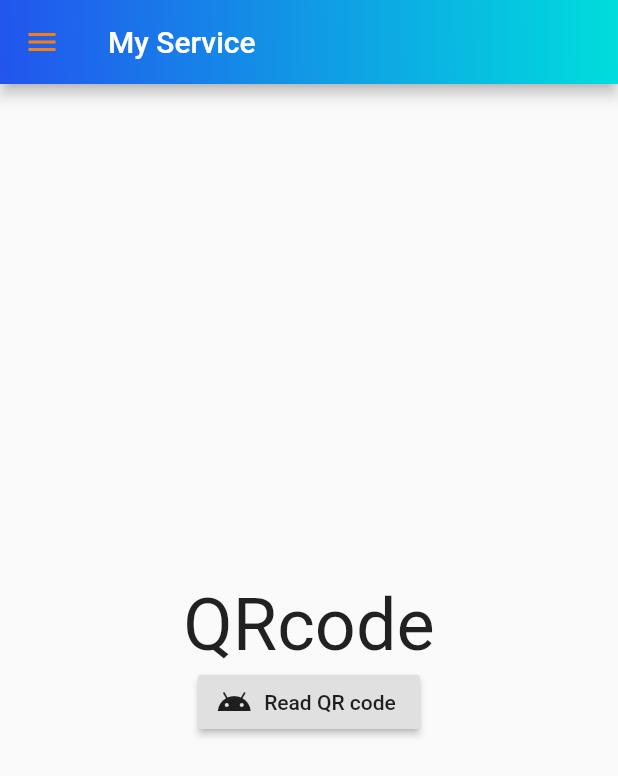
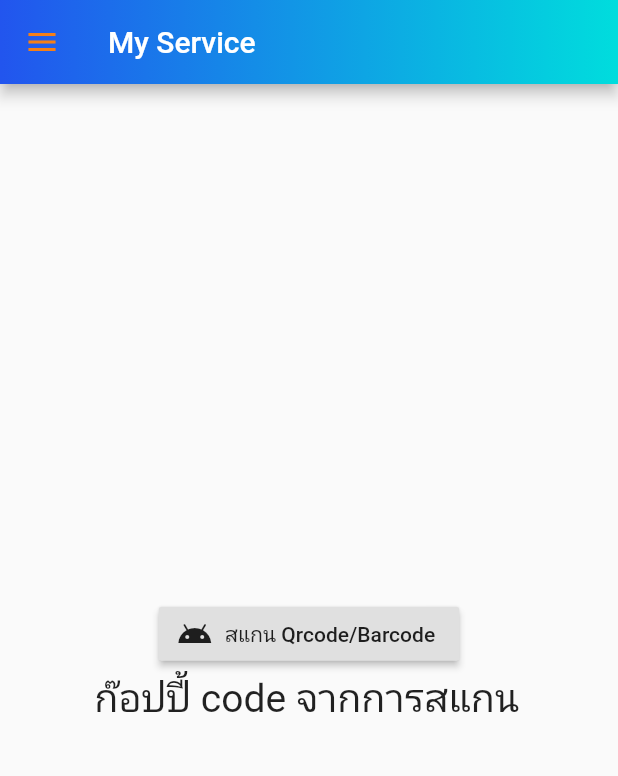
Before and after one commit to jakapun/timestamp, a Flutter app: the screen it shows after launch, in the side drawer, after a tap on "สแกน Qrcode/Barcode", on a phone screen of 412 x 824 dp. Shown: the top 776 px of the screen. Run offline on Flutter 3.47's test engine with Material 2 defaults, Android fonts, the phone set to English and light mode, and no system bars; our stand-ins replace image_picker, location; missing offline and left inert: barcode_scan.

```diff
--- a/lib/screens/my_home.dart
+++ b/lib/screens/my_home.dart
@@ -9,7 +9,16 @@ class _MyHomeState extends State<MyHome> {
   // Explicit
   String codeCenter = 'ยินดีต้อนรับ \r\n กรุณากด Icon \'แฮมเบอร์เกอร์\' มุมซ้ายบน \r\n หรือ slide หน้าจอจากขอบด้านซ้ายไปขวา';
 
+
   // Method
+  Widget showImage() {
+    return Container(
+      margin: EdgeInsets.only(top: 50.0),
+      height: 200.0,
+      child: codeCenter == null ? Image.asset('images/pic.png') : Image.asset('images/pic.png'),
+    );
+  }
+
   Widget showText() {
     return Container(
       alignment: Alignment.center,
@@ -26,6 +35,7 @@ class _MyHomeState extends State<MyHome> {
       child: Column(
         mainAxisAlignment: MainAxisAlignment.center,
         children: <Widget>[
+          showImage(),
           showText(),
         ],
       ),
--- a/lib/screens/qrbarcode.dart
+++ b/lib/screens/qrbarcode.dart
@@ -4,23 +4,21 @@ import 'package:barcode_scan/barcode_scan.dart';
 // QrBarcode
 
 class QrBarcode extends StatefulWidget {
-
   @override
   _QrBarcodeState createState() => _QrBarcodeState();
 }
 
 class _QrBarcodeState extends State<QrBarcode> {
-
   // Explicit
-  String qrCodeString = 'QRcode';
+  String qrCodeString = 'ก๊อปปี้ code จากการสแกน';
 
   // Method
   Widget showText() {
     return Container(
       alignment: Alignment.center,
-      child: Text(
+      child: SelectableText(
         '$qrCodeString',
-        style: TextStyle(fontSize: 48.0),
+        style: TextStyle(fontSize: 26.0),
       ),
     );
   }
@@ -28,7 +26,7 @@ class _QrBarcodeState extends State<QrBarcode> {
   Widget showButton() {
     return RaisedButton.icon(
       icon: Icon(Icons.android),
-      label: Text('Read QR code'),
+      label: Text('สแกน Qrcode/Barcode'),
       onPressed: () {
         qrProcess();
       },
@@ -53,8 +51,8 @@ class _QrBarcodeState extends State<QrBarcode> {
       child: Column(
         mainAxisAlignment: MainAxisAlignment.center,
         children: <Widget>[
+          showButton(),
           showText(),
-          showButton(),
         ],
       ),
     );
```
Also changed, not shown: lib/screens/admin.dart (+62 -2 lines).
